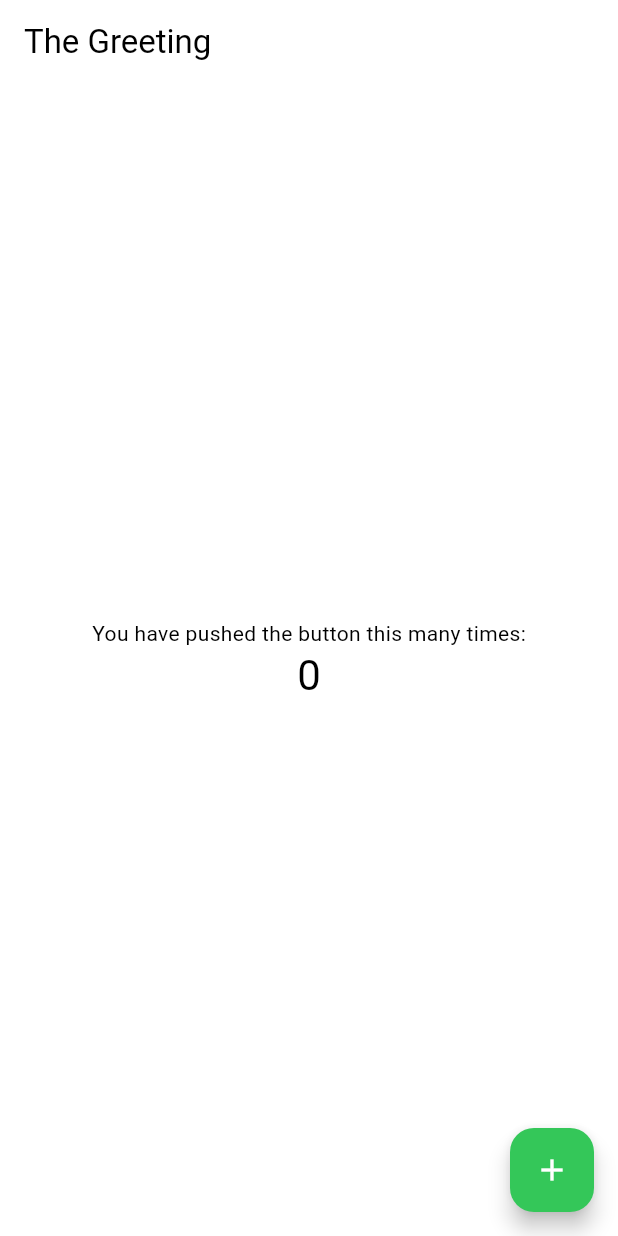
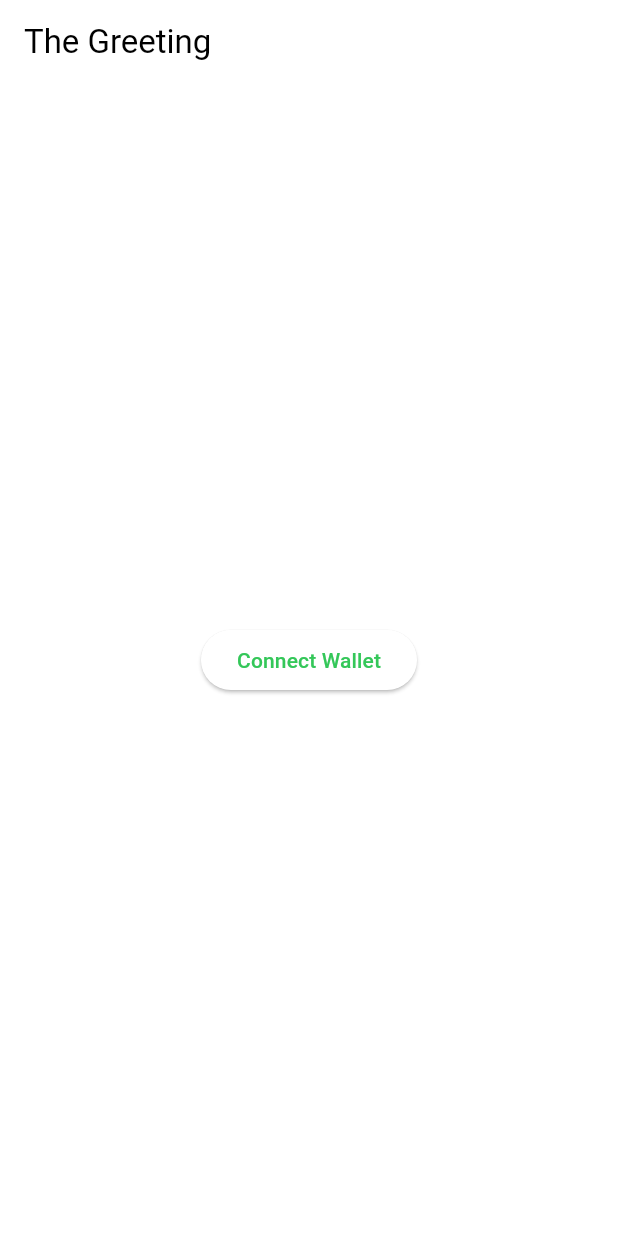
Before and after one commit to thegreeting/rigel, a Flutter app: the screen it shows after launch, on a phone screen of 412 x 824 dp. Run offline on Flutter 3.47's test engine with Material 2 defaults, Android fonts, the phone set to English and light mode, and no system bars; our stand-ins replace adaptive_dialog, flutter_riverpod, go_router; missing offline and left inert: simple_logger, timeago_flutter.

Commit message:
:sparkles: add welcome page and home page.

```diff
--- a/lib/application/altair_main.dart
+++ b/lib/application/altair_main.dart
@@ -22,88 +22,3 @@ class AltairApp extends StatelessWidget {
     );
   }
 }
-
-class MyHomePage extends StatefulWidget {
-  const MyHomePage({super.key, required this.title});
-
-  // This widget is the home page of your application. It is stateful, meaning
-  // that it has a State object (defined below) that contains fields that affect
-  // how it looks.
-
-  // This class is the configuration for the state. It holds the values (in this
-  // case the title) provided by the parent (in this case the App widget) and
-  // used by the build method of the State. Fields in a Widget subclass are
-  // always marked "final".
-
-  final String title;
-
-  @override
-  State<MyHomePage> createState() => _MyHomePageState();
-}
-
-class _MyHomePageState extends State<MyHomePage> {
-  int _counter = 0;
-
-  void _incrementCounter() {
-    setState(() {
-      // This call to setState tells the Flutter framework that something has
-      // changed in this State, which causes it to rerun the build method below
-      // so that the display can reflect the updated values. If we changed
-      // _counter without calling setState(), then the build method would not be
-      // called again, and so nothing would appear to happen.
-      _counter++;
-    });
-  }
-
-  @override
-  Widget build(BuildContext context) {
-    // This method is rerun every time setState is called, for instance as done
-    // by the _incrementCounter method above.
-    //
-    // The Flutter framework has been optimized to make rerunning build methods
-    // fast, so that you can just rebuild anything that needs updating rather
-    // than having to individually change instances of widgets.
-    return Scaffold(
-      appBar: AppBar(
-        // Here we take the value from the MyHomePage object that was created by
-        // the App.build method, and use it to set our appbar title.
-        title: Text(widget.title),
-      ),
-      body: Center(
-        // Center is a layout widget. It takes a single child and positions it
-        // in the middle of the parent.
-        child: Column(
-          // Column is also a layout widget. It takes a list of children and
-          // arranges them vertically. By default, it sizes itself to fit its
-          // children horizontally, and tries to be as tall as its parent.
-          //
-          // Invoke "debug painting" (press "p" in the console, choose the
-          // "Toggle Debug Paint" action from the Flutter Inspector in Android
-          // Studio, or the "Toggle Debug Paint" command in Visual Studio Code)
-          // to see the wireframe for each widget.
-          //
-          // Column has various properties to control how it sizes itself and
-          // how it positions its children. Here we use mainAxisAlignment to
-          // center the children vertically; the main axis here is the vertical
-          // axis because Columns are vertical (the cross axis would be
-          // horizontal).
-          mainAxisAlignment: MainAxisAlignment.center,
-          children: <Widget>[
-            const Text(
-              'You have pushed the button this many times:',
-            ),
-            Text(
-              '$_counter',
-              style: Theme.of(context).textTheme.headline4,
-            ),
-          ],
-        ),
-      ),
-      floatingActionButton: FloatingActionButton(
-        onPressed: _incrementCounter,
-        tooltip: 'Increment',
-        child: const Icon(Icons.add),
-      ), // This trailing comma makes auto-formatting nicer for build methods.
-    );
-  }
-}
--- a/lib/application/altair_route.dart
+++ b/lib/application/altair_route.dart
@@ -1,14 +1,20 @@
-import 'package:altair/application/altair_main.dart';
 import 'package:go_router/go_router.dart';
+
+import '../presentation/page/home.page.dart';
+import '../presentation/page/welcome.page.dart';
 
 final router = GoRouter(
   debugLogDiagnostics: true,
   routes: [
     GoRoute(
       path: '/',
-      builder: (context, state) => const MyHomePage(
-        title: 'The Greeting',
-      ),
+      builder: (context, state) => const WelcomePage(),
+      routes: [
+        GoRoute(
+          path: 'home',
+          builder: (context, state) => const HomePage(),
+        ),
+      ],
     ),
   ],
 );
--- /dev/null
+++ b/lib/presentation/page/welcome.page.dart
@@ -0,0 +1,29 @@
+import 'package:flutter/material.dart';
+import 'package:flutter_riverpod/flutter_riverpod.dart';
+import 'package:go_router/go_router.dart';
+
+class WelcomePage extends ConsumerWidget {
+  const WelcomePage({super.key});
+
+  @override
+  Widget build(BuildContext context, WidgetRef ref) {
+    return Scaffold(
+      appBar: AppBar(
+        title: const Text('The Greeting'),
+      ),
+      body: Center(
+        child: Column(
+          mainAxisAlignment: MainAxisAlignment.center,
+          children: [
+            ElevatedButton(
+              onPressed: () {
+                context.push('/home');
+              },
+              child: const Text('Connect Wallet'),
+            ),
+          ],
+        ),
+      ),
+    );
+  }
+}
```
Also changed, not shown: lib/main.dart (+7 -1 lines), lib/presentation/page/home.page.dart (added, +23 -0 lines).
